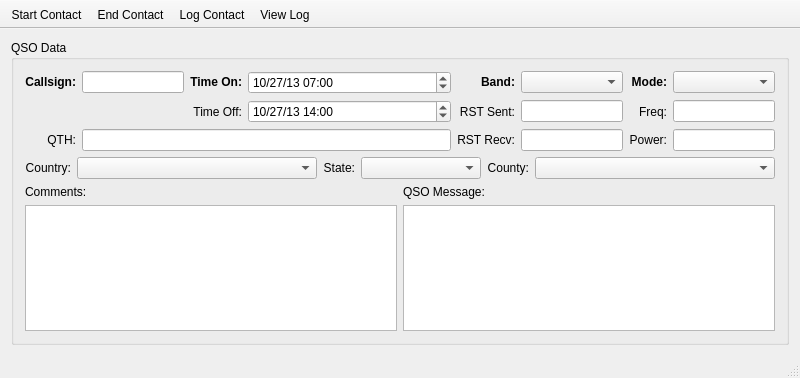
Qt form ui/mainlogwindow.ui (gladdware/qhamlog) before a commit.
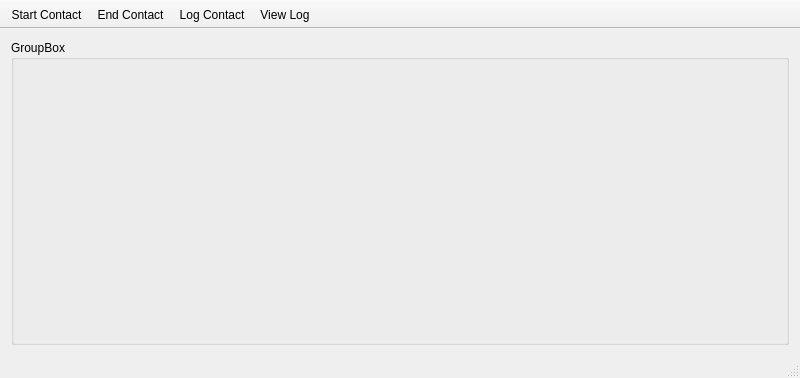
The same form after that commit. Custom widgets are drawn as their Qt base class.

Commit message: Major UI overhaul: pull QSO data form out into custom widget and begin to implement QSO record editing

Diff of the .ui file:
```diff
--- a/ui/mainlogwindow.ui
+++ b/ui/mainlogwindow.ui
@@ -31,367 +31,10 @@
    </property>
    <layout class="QVBoxLayout" name="verticalLayout">
     <item>
-     <widget class="QGroupBox" name="groupBox">
+     <widget class="QsoDataForm" name="qsoForm">
       <property name="title">
-       <string>QSO Data</string>
+       <string>GroupBox</string>
       </property>
-      <property name="alignment">
-       <set>Qt::AlignLeading|Qt::AlignLeft|Qt::AlignTop</set>
-      </property>
-      <layout class="QVBoxLayout" name="verticalLayout_2">
-       <item>
-        <layout class="QGridLayout" name="gridLayout" columnstretch="0,1,0,2,0,1,0,1">
-         <property name="sizeConstraint">
-          <enum>QLayout::SetDefaultConstraint</enum>
-         </property>
-         <item row="0" column="1">
-          <widget class="QLineEdit" name="qsoCallTxt">
-           <property name="sizePolicy">
-            <sizepolicy hsizetype="Expanding" vsizetype="Fixed">
-             <horstretch>0</horstretch>
-             <verstretch>0</verstretch>
-            </sizepolicy>
-           </property>
-           <property name="toolTip">
-            <string>Contact callsign</string>
-           </property>
-           <property name="inputMethodHints">
-            <set>Qt::ImhLatinOnly|Qt::ImhUppercaseOnly</set>
-           </property>
-           <property name="inputMask">
-            <string>&gt;NNNnnnn</string>
-           </property>
-          </widget>
-         </item>
-         <item row="0" column="7">
-          <widget class="QComboBox" name="qsoModeCb">
-           <property name="toolTip">
-            <string>QSO mode</string>
-           </property>
-          </widget>
-         </item>
-         <item row="0" column="0">
-          <widget class="QLabel" name="label">
-           <property name="text">
-            <string>&lt;html&gt;&lt;head/&gt;&lt;body&gt;&lt;p&gt;&lt;span style=&quot; font-weight:600;&quot;&gt;Callsign:&lt;/span&gt;&lt;/p&gt;&lt;/body&gt;&lt;/html&gt;</string>
-           </property>
-           <property name="alignment">
-            <set>Qt::AlignRight|Qt::AlignTrailing|Qt::AlignVCenter</set>
-           </property>
-          </widget>
-         </item>
-         <item row="0" column="4">
-          <widget class="QLabel" name="label_5">
-           <property name="text">
-            <string>&lt;html&gt;&lt;head/&gt;&lt;body&gt;&lt;p&gt;&lt;span style=&quot; font-weight:600;&quot;&gt;Band:&lt;/span&gt;&lt;/p&gt;&lt;/body&gt;&lt;/html&gt;</string>
-           </property>
-           <property name="alignment">
-            <set>Qt::AlignRight|Qt::AlignTrailing|Qt::AlignVCenter</set>
-           </property>
-          </widget>
-         </item>
-         <item row="1" column="7">
-          <widget class="QLineEdit" name="qsoFreqTxt">
-           <property name="toolTip">
-            <string>QSO frequency (MHz)</string>
-           </property>
-           <property name="inputMethodHints">
-            <set>Qt::ImhDigitsOnly</set>
-           </property>
-          </widget>
-         </item>
-         <item row="0" column="6">
-          <widget class="QLabel" name="label_6">
-           <property name="text">
-            <string>&lt;html&gt;&lt;head/&gt;&lt;body&gt;&lt;p&gt;&lt;span style=&quot; font-weight:600;&quot;&gt;Mode:&lt;/span&gt;&lt;/p&gt;&lt;/body&gt;&lt;/html&gt;</string>
-           </property>
-           <property name="alignment">
-            <set>Qt::AlignRight|Qt::AlignTrailing|Qt::AlignVCenter</set>
-           </property>
-          </widget>
-         </item>
-         <item row="0" column="5">
-          <widget class="QComboBox" name="qsoBandCb">
-           <property name="toolTip">
-            <string>QSO ham band</string>
-           </property>
-          </widget>
-         </item>
-         <item row="1" column="2">
-          <widget class="QLabel" name="label_10">
-           <property name="text">
-            <string>Time Off:</string>
-           </property>
-           <property name="alignment">
-            <set>Qt::AlignRight|Qt::AlignTrailing|Qt::AlignVCenter</set>
-           </property>
-          </widget>
-         </item>
-         <item row="2" column="7">
-          <widget class="QLineEdit" name="qsoPowerTxt">
-           <property name="toolTip">
-            <string>QSO Tx power (Watts)</string>
-           </property>
-           <property name="inputMethodHints">
-            <set>Qt::ImhDigitsOnly</set>
-           </property>
-          </widget>
-         </item>
-         <item row="0" column="2">
-          <widget class="QLabel" name="label_2">
-           <property name="text">
-            <string>&lt;html&gt;&lt;head/&gt;&lt;body&gt;&lt;p&gt;&lt;span style=&quot; font-weight:600;&quot;&gt;Time On:&lt;/span&gt;&lt;/p&gt;&lt;/body&gt;&lt;/html&gt;</string>
-           </property>
-           <property name="alignment">
-            <set>Qt::AlignRight|Qt::AlignTrailing|Qt::AlignVCenter</set>
-           </property>
-          </widget>
-         </item>
-         <item row="2" column="6">
-          <widget class="QLabel" name="label_7">
-           <property name="text">
-            <string>Power:</string>
-           </property>
-           <property name="alignment">
-            <set>Qt::AlignRight|Qt::AlignTrailing|Qt::AlignVCenter</set>
-           </property>
-          </widget>
-         </item>
-         <item row="1" column="6">
-          <widget class="QLabel" name="label_11">
-           <property name="text">
-            <string>Freq:</string>
-           </property>
-           <property name="alignment">
-            <set>Qt::AlignRight|Qt::AlignTrailing|Qt::AlignVCenter</set>
-           </property>
-          </widget>
-         </item>
-         <item row="2" column="5">
-          <widget class="QLineEdit" name="qsoRstRecvTxt">
-           <property name="toolTip">
-            <string>Readability/Signal Strength/Tone Received</string>
-           </property>
-           <property name="inputMethodHints">
-            <set>Qt::ImhDigitsOnly</set>
-           </property>
-           <property name="inputMask">
-            <string>DD0</string>
-           </property>
-          </widget>
-         </item>
-         <item row="2" column="4">
-          <widget class="QLabel" name="label_9">
-           <property name="text">
-            <string>RST Recv:</string>
-           </property>
-           <property name="alignment">
-            <set>Qt::AlignRight|Qt::AlignTrailing|Qt::AlignVCenter</set>
-           </property>
-          </widget>
-         </item>
-         <item row="1" column="5">
-          <widget class="QLineEdit" name="qsoRstSentTxt">
-           <property name="toolTip">
-            <string>Readability/Signal Strength/Tone Sent</string>
-           </property>
-           <property name="inputMethodHints">
-            <set>Qt::ImhDigitsOnly</set>
-           </property>
-           <property name="inputMask">
-            <string>DD0</string>
-           </property>
-          </widget>
-         </item>
-         <item row="1" column="4">
-          <widget class="QLabel" name="label_8">
-           <property name="text">
-            <string>RST Sent:</string>
-           </property>
-           <property name="alignment">
-            <set>Qt::AlignRight|Qt::AlignTrailing|Qt::AlignVCenter</set>
-           </property>
-          </widget>
-         </item>
-         <item row="0" column="3">
-          <widget class="QDateTimeEdit" name="qsoDateTimeOn">
-           <property name="toolTip">
-            <string>QSO start date and time (UTC)</string>
-           </property>
-           <property name="date">
-            <date>
-             <year>2013</year>
-             <month>10</month>
-             <day>27</day>
-            </date>
-           </property>
-           <property name="time">
-            <time>
-             <hour>7</hour>
-             <minute>0</minute>
-             <second>0</second>
-            </time>
-           </property>
-           <property name="displayFormat">
-            <string>MM/dd/yy hh:mm</string>
-           </property>
-           <property name="calendarPopup">
-            <bool>false</bool>
-           </property>
-           <property name="timeSpec">
-            <enum>Qt::UTC</enum>
-           </property>
-          </widget>
-         </item>
-         <item row="2" column="0">
-          <widget class="QLabel" name="label_12">
-           <property name="text">
-            <string>QTH:</string>
-           </property>
-           <property name="alignment">
-            <set>Qt::AlignRight|Qt::AlignTrailing|Qt::AlignVCenter</set>
-           </property>
-          </widget>
-         </item>
-         <item row="2" column="1" colspan="3">
-          <widget class="QLineEdit" name="qsoQthTxt">
-           <property name="toolTip">
-            <string>Contact QTH (City)</string>
-           </property>
-          </widget>
-         </item>
-         <item row="1" column="3">
-          <widget class="QDateTimeEdit" name="qsoDateTimeOff">
-           <property name="toolTip">
-            <string>QSO end date and time (UTC)</string>
-           </property>
-           <property name="date">
-            <date>
-             <year>2013</year>
-             <month>10</month>
-             <day>27</day>
-            </date>
-           </property>
-           <property name="time">
-            <time>
-             <hour>14</hour>
-             <minute>0</minute>
-             <second>0</second>
-            </time>
-           </property>
-           <property name="displayFormat">
-            <string>MM/dd/yy hh:mm</string>
-           </property>
-           <property name="calendarPopup">
-            <bool>false</bool>
-           </property>
-           <property name="timeSpec">
-            <enum>Qt::UTC</enum>
-           </property>
-          </widget>
-         </item>
-        </layout>
-       </item>
-       <item>
-        <layout class="QHBoxLayout" name="horizontalLayout" stretch="0,2,0,1,0,2">
-         <item>
-          <widget class="QLabel" name="label_3">
-           <property name="text">
-            <string>Country:</string>
-           </property>
-           <property name="alignment">
-            <set>Qt::AlignRight|Qt::AlignTrailing|Qt::AlignVCenter</set>
-           </property>
-          </widget>
-         </item>
-         <item>
-          <widget class="QComboBox" name="qsoCountryCb">
-           <property name="toolTip">
-            <string>Contact DXCC entity</string>
-           </property>
-          </widget>
-         </item>
-         <item>
-          <widget class="QLabel" name="label_4">
-           <property name="text">
-            <string>State:</string>
-           </property>
-           <property name="alignment">
-            <set>Qt::AlignRight|Qt::AlignTrailing|Qt::AlignVCenter</set>
-           </property>
-          </widget>
-         </item>
-         <item>
-          <widget class="QComboBox" name="qsoStateCb">
-           <property name="toolTip">
-            <string>&lt;html&gt;&lt;head/&gt;&lt;body&gt;&lt;p&gt;Primary Administrative Subdivision&lt;/p&gt;&lt;p&gt;(e.g., US State)&lt;/p&gt;&lt;/body&gt;&lt;/html&gt;</string>
-           </property>
-          </widget>
-         </item>
-         <item>
-          <widget class="QLabel" name="label_14">
-           <property name="text">
-            <string>County:</string>
-           </property>
-           <property name="alignment">
-            <set>Qt::AlignRight|Qt::AlignTrailing|Qt::AlignVCenter</set>
-           </property>
-          </widget>
-         </item>
-         <item>
-          <widget class="QComboBox" name="qsoCountyCb">
-           <property name="toolTip">
-            <string>&lt;html&gt;&lt;head/&gt;&lt;body&gt;&lt;p&gt;Secondary Administrative Subdivision&lt;/p&gt;&lt;p&gt;(e.g. US County)&lt;/p&gt;&lt;/body&gt;&lt;/html&gt;</string>
-           </property>
-          </widget>
-         </item>
-        </layout>
-       </item>
-       <item>
-        <layout class="QGridLayout" name="gridLayout_2" columnstretch="1,1">
-         <item row="1" column="0">
-          <widget class="QPlainTextEdit" name="qsoCommentsTxt">
-           <property name="sizePolicy">
-            <sizepolicy hsizetype="Expanding" vsizetype="Expanding">
-             <horstretch>1</horstretch>
-             <verstretch>0</verstretch>
-            </sizepolicy>
-           </property>
-           <property name="toolTip">
-            <string>QSO notes and comments</string>
-           </property>
-          </widget>
-         </item>
-         <item row="0" column="0">
-          <widget class="QLabel" name="label_13">
-           <property name="text">
-            <string>Comments:</string>
-           </property>
-          </widget>
-         </item>
-         <item row="0" column="1">
-          <widget class="QLabel" name="label_15">
-           <property name="text">
-            <string>QSO Message:</string>
-           </property>
-          </widget>
-         </item>
-         <item row="1" column="1">
-          <widget class="QPlainTextEdit" name="qsoMsgTxt">
-           <property name="sizePolicy">
-            <sizepolicy hsizetype="Expanding" vsizetype="Expanding">
-             <horstretch>1</horstretch>
-             <verstretch>0</verstretch>
-            </sizepolicy>
-           </property>
-           <property name="toolTip">
-            <string>Message for contact</string>
-           </property>
-          </widget>
-         </item>
-        </layout>
-       </item>
-      </layout>
      </widget>
     </item>
    </layout>
@@ -456,23 +99,14 @@
   </action>
  </widget>
  <layoutdefault spacing="6" margin="11"/>
- <tabstops>
-  <tabstop>qsoCallTxt</tabstop>
-  <tabstop>qsoDateTimeOn</tabstop>
-  <tabstop>qsoBandCb</tabstop>
-  <tabstop>qsoModeCb</tabstop>
-  <tabstop>qsoDateTimeOff</tabstop>
-  <tabstop>qsoRstSentTxt</tabstop>
-  <tabstop>qsoRstRecvTxt</tabstop>
-  <tabstop>qsoFreqTxt</tabstop>
-  <tabstop>qsoPowerTxt</tabstop>
-  <tabstop>qsoQthTxt</tabstop>
-  <tabstop>qsoCountryCb</tabstop>
-  <tabstop>qsoStateCb</tabstop>
-  <tabstop>qsoCountyCb</tabstop>
-  <tabstop>qsoCommentsTxt</tabstop>
-  <tabstop>qsoMsgTxt</tabstop>
- </tabstops>
+ <customwidgets>
+  <customwidget>
+   <class>QsoDataForm</class>
+   <extends>QGroupBox</extends>
+   <header>qsodataform.h</header>
+   <container>1</container>
+  </customwidget>
+ </customwidgets>
  <resources/>
  <connections/>
 </ui>
```
The commit also changes 13 other files.
